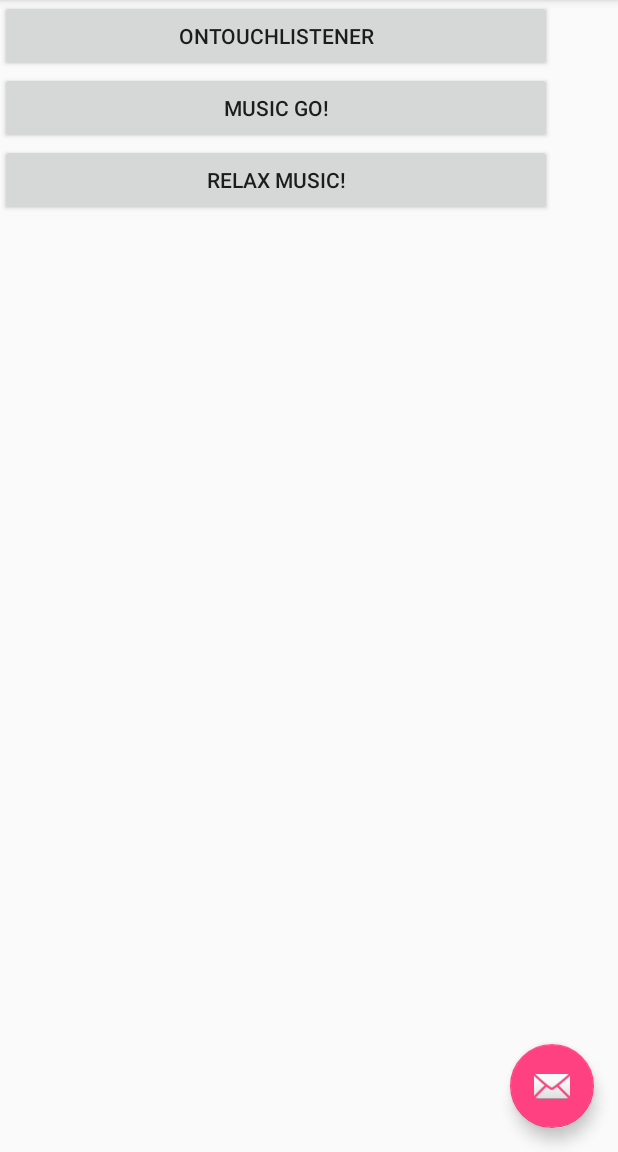
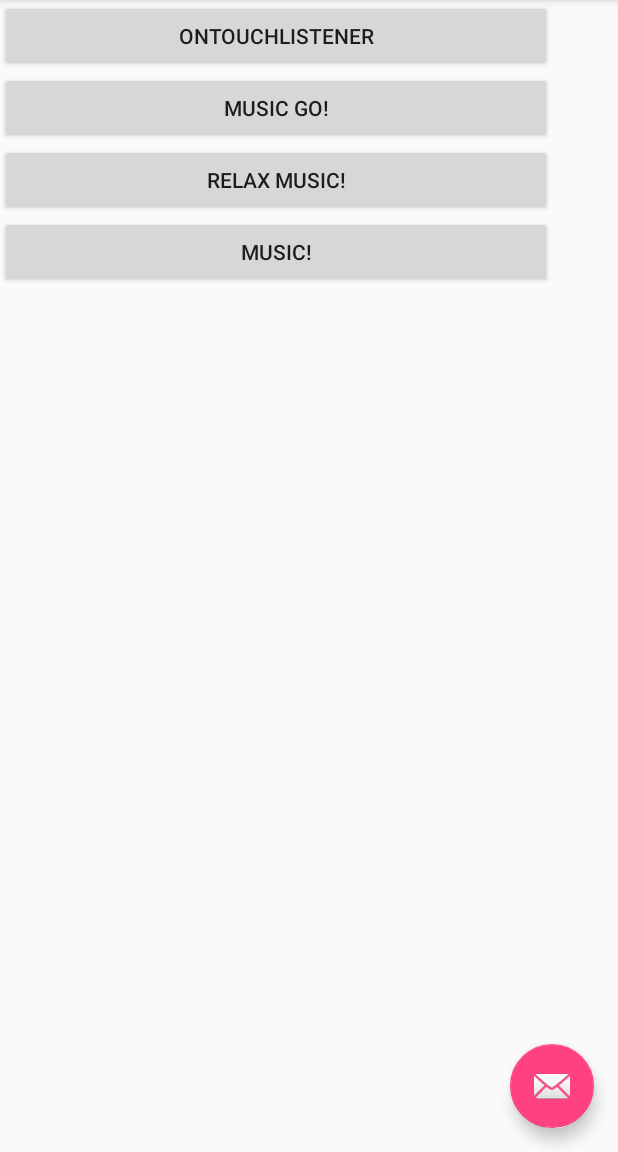
Before and after one commit to Kilon0821/Music_Project, an Android app: the screen it shows after launch (MainActivity), on a phone screen of 412 x 824 dp, the part 84-1236 px from its top. Run offline under Robolectric (Android 15) with nearby library versions, the phone set to English and light mode, and no system bars.

Commit message:
Update content_main.xml
3button

```diff
--- a/app/src/main/res/layout/content_main.xml
+++ b/app/src/main/res/layout/content_main.xml
@@ -38,5 +38,12 @@
             android:text="Relax Music!"
             tools:layout_editor_absoluteX="8dp"
             tools:layout_editor_absoluteY="0dp" />
+        <Button
+            android:id="@+id/to_music3"
+            android:layout_width="match_parent"
+            android:layout_height="wrap_content"
+            android:text="Music!"
+            tools:layout_editor_absoluteX="8dp"
+            tools:layout_editor_absoluteY="0dp" />
     </LinearLayout>
 </android.support.constraint.ConstraintLayout>
```
